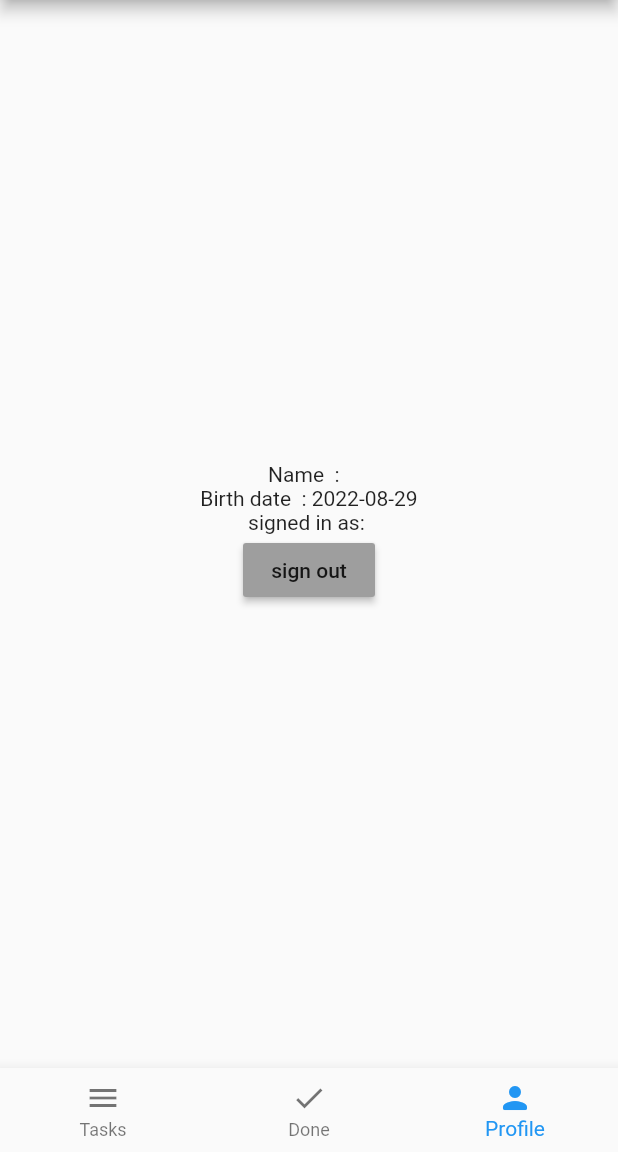
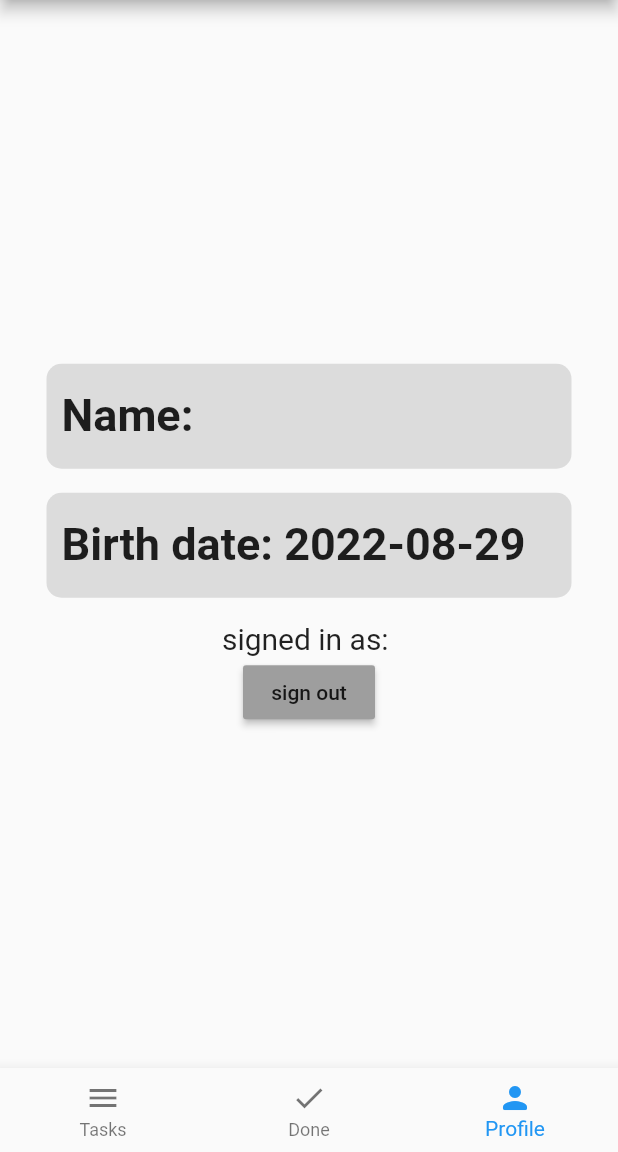
Before and after one commit to MoIbrahem/ExampleFlutter, a Flutter app: the screen it shows once a user with an empty profile is signed in, item 3 of the bottom bar chosen, on a phone screen of 412 x 824 dp, the part 84-1236 px from its top. Run offline on Flutter 3.47's test engine with Material 2 defaults, Android fonts, the phone set to English and light mode, and no system bars; our stand-ins replace cloud_firestore, dio, firebase_auth, firebase_core; accounts and stored records are empty.

Commit message:
displayed user info in profile.1

```diff
--- a/lib/BottomNavigation/Profile.dart
+++ b/lib/BottomNavigation/Profile.dart
@@ -17,7 +17,8 @@ class _ProfileScreenState extends State<ProfileScreen> {
   @override
   Widget build(BuildContext context) {
     return Scaffold(
-      body: Center(
+      body: Padding(
+        padding: const EdgeInsets.all(15.0),
         child: Column(
           mainAxisAlignment: MainAxisAlignment.center,
           children: [
@@ -26,16 +27,56 @@ class _ProfileScreenState extends State<ProfileScreen> {
               builder: (context, snapshot) {
                 if (snapshot.connectionState != ConnectionState.done)
                   return Text("Loading data...Please wait");
-                return Column(
-                  children: [
-                    Text("Name  : ${data['first name']} ${data['last name']}"),
-                    Text(
-                        "Birth date  : ${DateFormat('yyyy-MM-dd').format(data['birth date'].toDate())}"),
-                  ],
+                return Padding(
+                  padding: const EdgeInsets.all(8.0),
+                  child: Column(
+                    crossAxisAlignment: CrossAxisAlignment.start,
+                    children: [
+                      Padding(
+                        padding: const EdgeInsets.all(8.0),
+                        child: Container(
+                            width: double.infinity,
+                            height: 70,
+                            decoration: BoxDecoration(
+                              borderRadius: BorderRadius.circular(10),
+                              color: Colors.black12,
+                            ),
+                            child: Padding(
+                              padding: EdgeInsets.only(top: 17, left: 10),
+                              child: Text(
+                                  style: TextStyle(
+                                      fontSize: 30,
+                                      fontWeight: FontWeight.bold),
+                                  "Name: ${data['first name']} ${data['last name']}"),
+                            )),
+                      ),
+                      Padding(
+                        padding: const EdgeInsets.all(8.0),
+                        child: Container(
+                          width: double.infinity,
+                          height: 70,
+                          decoration: BoxDecoration(
+                            borderRadius: BorderRadius.circular(10),
+                            color: Colors.black12,
+                          ),
+                          child: Padding(
+                            padding: EdgeInsets.only(top: 17, left: 10),
+                            child: Text(
+                                style: TextStyle(
+                                  fontSize: 30,
+                                  fontWeight: FontWeight.bold,
+                                ),
+                                "Birth date: ${DateFormat('yyyy-MM-dd').format(data['birth date'].toDate())}"),
+                          ),
+                        ),
+                      ),
+                    ],
+                  ),
                 );
               },
             ),
-            Text('signed in as: ' + user.email!),
+            Text(
+                style: TextStyle(fontSize: 20), 'signed in as: ' + user.email!),
             MaterialButton(
               onPressed: () {
                 FirebaseAuth.instance.signOut();
```
